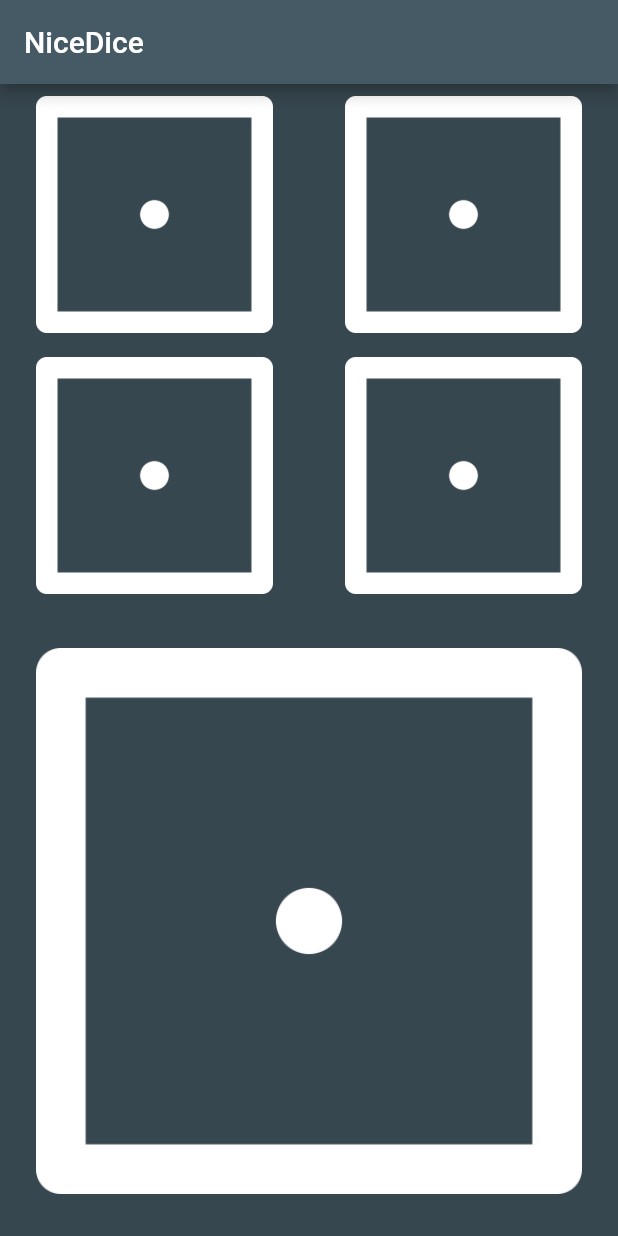
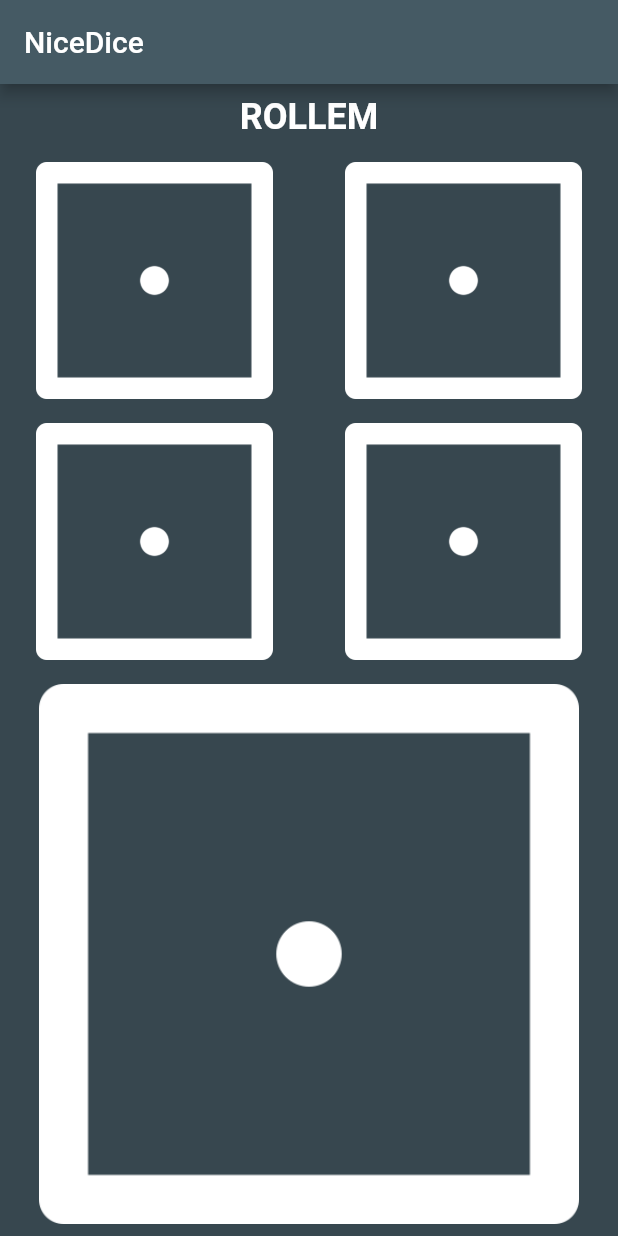
Before and after one commit to mexiquin/CS399_HW8, a Flutter app: the screen it shows after launch, on a phone screen of 412 x 824 dp. Run offline on Flutter 3.47's test engine with Material 2 defaults, Android fonts, the phone set to English and light mode, and no system bars.

Commit message:
finally looks good

```diff
--- /dev/null
+++ b/lib/DiceRoller.dart
@@ -0,0 +1,69 @@
+import 'dart:math';
+
+class DiceRoller {
+  int dUpLef;
+  int dUpRi;
+  int dLoLef;
+  int dLoRi;
+  int dCen;
+
+  DiceRoller() {
+    dUpLef = dUpRi = dLoLef = dLoRi = dCen = 1;
+  }
+
+// randomize the dice, then report the status
+  String randomizeDice() {
+    dUpLef = Random().nextInt(6) + 1;
+    dUpRi = Random().nextInt(6) + 1;
+    dLoLef = Random().nextInt(6) + 1;
+    dLoRi = Random().nextInt(6) + 1;
+    dCen = Random().nextInt(6) + 1;
+    return getStatus();
+  }
+
+  /*
+  No Particular combination
+  b.2 Pairs
+  c.3 of a kind
+  d.3 of a kind and a pair
+  e.4 of a kind
+  f.5 of a kind
+   */
+  String getStatus() {
+    List<int> dice = [dUpLef, dUpRi, dLoLef, dLoRi, dCen];
+    var map = Map();
+
+    dice.forEach((element) {
+      if (!map.containsKey(element)) {
+        map[element] = 1;
+      } else {
+        map[element] += 1;
+      }
+    });
+
+    print(map);
+
+    if (map.length == 1) {
+      return '5 of a kind';
+    } else if (map.length == 2) {
+      return '3 of a kind and a pair';
+    } else if (map.length == 3) {
+      var pairs = 0;
+      map.forEach((key, value) {
+        if(value == 2){
+          pairs++;
+        }
+      });
+      if(pairs == 2){
+        return '2 pairs';
+      }
+    }
+    for (int key in map.keys) {
+      if (map[key] > 1) {
+        return '${map[key]} of a kind';
+      }
+    }
+
+    return 'No particular combination';
+  }
+}
--- a/lib/main.dart
+++ b/lib/main.dart
@@ -1,5 +1,5 @@
 import 'package:flutter/material.dart';
-import 'dart:math';
+import 'DiceRoller.dart';
 
 void main() => runApp(MaterialApp(
       home: Scaffold(
@@ -17,48 +17,53 @@ class JDice extends StatefulWidget {
   _JDiceState createState() => _JDiceState();
 }
 
+String diceStatus = 'ROLLEM';
+
 class _JDiceState extends State<JDice> {
-  int DUpLef = 1;
-  int DUpRi = 1;
-  int DLoLef = 1;
-  int DLoRi = 1;
-  int DCen = 1;
+  DiceRoller diceRoller = DiceRoller();
 
-  void randomizeDice(){
+  @override
+  Widget build(BuildContext context) {
+    void update() {
       setState(() {
-      DUpLef = Random().nextInt(6) + 1;
-      DUpRi = Random().nextInt(6) + 1;
-      DLoLef = Random().nextInt(6) + 1;
-      DLoRi = Random().nextInt(6) + 1;
-      DCen = Random().nextInt(6) + 1;
+        diceStatus = diceRoller.randomizeDice();
       });
     }
 
-  @override
-  Widget build(BuildContext context) {
     return Center(
       child: Column(
         children: <Widget>[
+          Padding(
+            padding: const EdgeInsets.all(8.0),
+            child: Text(
+              '$diceStatus',
+              style: TextStyle(
+                fontSize: 24,
+                color: Colors.white,
+                fontWeight: FontWeight.bold,
+              ),
+            ),
+          ),
           Row(
             children: <Widget>[
               Expanded(
                 child: FlatButton(
-                  onPressed: randomizeDice,
+                  onPressed: update,
                   child: Padding(
                     padding: const EdgeInsets.all(8.0),
                     child: Image(
-                      image: AssetImage('images/dice$DUpLef.png'),
+                      image: AssetImage('images/dice${diceRoller.dUpLef}.png'),
                     ),
                   ),
                 ),
               ),
               Expanded(
                 child: FlatButton(
-                  onPressed: randomizeDice,
+                  onPressed: update,
                   child: Padding(
                     padding: const EdgeInsets.all(8.0),
                     child: Image(
-                      image: AssetImage('images/dice$DUpRi.png'),
+                      image: AssetImage('images/dice${diceRoller.dUpRi}.png'),
                     ),
                   ),
                 ),
@@ -69,21 +74,21 @@ class _JDiceState extends State<JDice> {
             children: <Widget>[
               Expanded(
                   child: FlatButton(
-                    onPressed: randomizeDice,
+                onPressed: update,
                 child: Padding(
                   padding: const EdgeInsets.all(8.0),
                   child: Image(
-                        image: AssetImage('images/dice$DLoLef.png'),
+                    image: AssetImage('images/dice${diceRoller.dLoLef}.png'),
                   ),
                 ),
               )),
               Expanded(
                 child: FlatButton(
-                  onPressed: randomizeDice,
+                  onPressed: update,
                   child: Padding(
                     padding: const EdgeInsets.all(8.0),
                     child: Image(
-                      image: AssetImage('images/dice$DLoRi.png'),
+                      image: AssetImage('images/dice${diceRoller.dLoRi}.png'),
                     ),
                   ),
                 ),
@@ -93,11 +98,11 @@ class _JDiceState extends State<JDice> {
           Expanded(
             flex: 1,
             child: FlatButton(
-              onPressed: randomizeDice,
+              onPressed: update,
               child: Padding(
                 padding: const EdgeInsets.all(8.0),
                 child: Image(
-                  image: AssetImage('images/dice$DCen.png'),
+                  image: AssetImage('images/dice${diceRoller.dCen}.png'),
                 ),
               ),
             ),
```
Also changed, not shown: 1 other file. Lines whose indentation alone changed are shown as unchanged.
